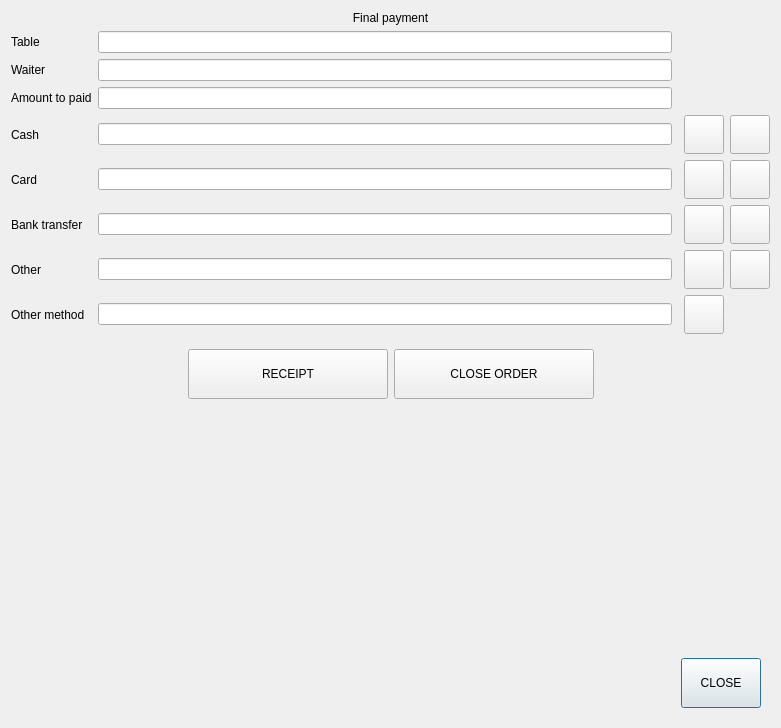
First picture: the form in Waiter/dlgpayment.ui, repository End1-1/Cafe5, before the edit.
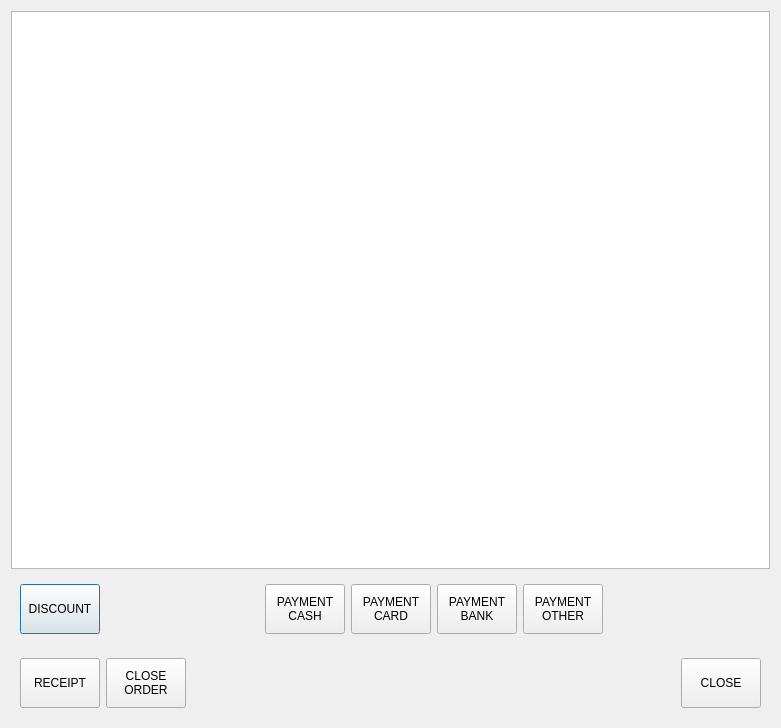
Second picture: the form after the edit. Icons and pictures are not drawn. Custom widgets are drawn as their Qt base class.

```diff
--- a/Waiter/dlgpayment.ui
+++ b/Waiter/dlgpayment.ui
@@ -13,267 +13,209 @@
   <property name="windowTitle">
    <string>Dialog</string>
   </property>
-  <layout class="QGridLayout" name="gridLayout">
+  <layout class="QVBoxLayout" name="verticalLayout">
    <property name="spacing">
     <number>6</number>
    </property>
-   <item row="6" column="4">
-    <widget class="QToolButton" name="btnSetBank">
-     <property name="text">
-      <string/>
+   <item>
+    <widget class="C5TableWidget" name="tblInfo">
+     <property name="editTriggers">
+      <set>QAbstractItemView::NoEditTriggers</set>
      </property>
      <property name="icon">
       <iconset resource="../resources/resources.qrc">
        <normaloff>:/calculator.png</normaloff>:/calculator.png</iconset>
      </property>
-     <property name="iconSize">
-      <size>
-       <width>32</width>
-       <height>32</height>
-      </size>
-     </property>
+     <attribute name="horizontalHeaderVisible">
+      <bool>false</bool>
+     </attribute>
+     <attribute name="verticalHeaderVisible">
+      <bool>false</bool>
+     </attribute>
     </widget>
    </item>
-   <item row="0" column="0" colspan="6">
-    <widget class="QLabel" name="label_9">
-     <property name="text">
-      <string>Final payment</string>
-     </property>
-     <property name="alignment">
-      <set>Qt::AlignCenter</set>
-     </property>
+   <item>
+    <widget class="QWidget" name="widget" native="true">
+     <layout class="QHBoxLayout" name="horizontalLayout">
+      <item>
+       <widget class="QPushButton" name="btnDiscount">
+        <property name="minimumSize">
+         <size>
+          <width>0</width>
+          <height>50</height>
+         </size>
+        </property>
+        <property name="maximumSize">
+         <size>
+          <width>16777215</width>
+          <height>16777215</height>
+         </size>
+        </property>
+        <property name="text">
+         <string>DISCOUNT</string>
+        </property>
+        <property name="icon">
+         <iconset resource="../resources/resources.qrc">
+          <normaloff>:/discount.png</normaloff>:/discount.png</iconset>
+        </property>
+        <property name="iconSize">
+         <size>
+          <width>48</width>
+          <height>48</height>
+         </size>
+        </property>
+       </widget>
+      </item>
+      <item>
+       <spacer name="horizontalSpacer">
+        <property name="orientation">
+         <enum>Qt::Horizontal</enum>
+        </property>
+        <property name="sizeHint" stdset="0">
+         <size>
+          <width>161</width>
+          <height>20</height>
+         </size>
+        </property>
+       </spacer>
+      </item>
+      <item>
+       <widget class="QPushButton" name="btnPaymentCash">
+        <property name="minimumSize">
+         <size>
+          <width>0</width>
+          <height>50</height>
+         </size>
+        </property>
+        <property name="maximumSize">
+         <size>
+          <width>16777215</width>
+          <height>16777215</height>
+         </size>
+        </property>
+        <property name="text">
+         <string>PAYMENT
+CASH</string>
+        </property>
+        <property name="icon">
+         <iconset resource="../resources/resources.qrc">
+          <normaloff>:/wallet-with-money.png</normaloff>:/wallet-with-money.png</iconset>
+        </property>
+        <property name="iconSize">
+         <size>
+          <width>48</width>
+          <height>48</height>
+         </size>
+        </property>
+       </widget>
+      </item>
+      <item>
+       <widget class="QPushButton" name="btnPaymentCard">
+        <property name="minimumSize">
+         <size>
+          <width>0</width>
+          <height>50</height>
+         </size>
+        </property>
+        <property name="maximumSize">
+         <size>
+          <width>16777215</width>
+          <height>16777215</height>
+         </size>
+        </property>
+        <property name="text">
+         <string>PAYMENT
+CARD</string>
+        </property>
+        <property name="icon">
+         <iconset resource="../resources/resources.qrc">
+          <normaloff>:/credit-card.png</normaloff>:/credit-card.png</iconset>
+        </property>
+        <property name="iconSize">
+         <size>
+          <width>48</width>
+          <height>48</height>
+         </size>
+        </property>
+       </widget>
+      </item>
+      <item>
+       <widget class="QPushButton" name="btnPaymentBank">
+        <property name="minimumSize">
+         <size>
+          <width>0</width>
+          <height>50</height>
+         </size>
+        </property>
+        <property name="maximumSize">
+         <size>
+          <width>16777215</width>
+          <height>16777215</height>
+         </size>
+        </property>
+        <property name="text">
+         <string>PAYMENT
+BANK</string>
+        </property>
+        <property name="icon">
+         <iconset resource="../resources/resources.qrc">
+          <normaloff>:/bank.png</normaloff>:/bank.png</iconset>
+        </property>
+        <property name="iconSize">
+         <size>
+          <width>48</width>
+          <height>48</height>
+         </size>
+        </property>
+       </widget>
+      </item>
+      <item>
+       <widget class="QPushButton" name="btnPaymentOther">
+        <property name="minimumSize">
+         <size>
+          <width>0</width>
+          <height>50</height>
+         </size>
+        </property>
+        <property name="maximumSize">
+         <size>
+          <width>16777215</width>
+          <height>16777215</height>
+         </size>
+        </property>
+        <property name="text">
+         <string>PAYMENT
+OTHER</string>
+        </property>
+        <property name="icon">
+         <iconset resource="../resources/resources.qrc">
+          <normaloff>:/edit.png</normaloff>:/edit.png</iconset>
+        </property>
+        <property name="iconSize">
+         <size>
+          <width>48</width>
+          <height>48</height>
+         </size>
+        </property>
+       </widget>
+      </item>
+      <item>
+       <spacer name="horizontalSpacer_2">
+        <property name="orientation">
+         <enum>Qt::Horizontal</enum>
+        </property>
+        <property name="sizeHint" stdset="0">
+         <size>
+          <width>160</width>
+          <height>20</height>
+         </size>
+        </property>
+       </spacer>
+      </item>
+     </layout>
     </widget>
    </item>
-   <item row="4" column="5">
-    <widget class="QToolButton" name="btnClearCash">
-     <property name="text">
-      <string/>
-     </property>
-     <property name="icon">
-      <iconset resource="../resources/resources.qrc">
-       <normaloff>:/cancel.png</normaloff>:/cancel.png</iconset>
-     </property>
-     <property name="iconSize">
-      <size>
-       <width>32</width>
-       <height>32</height>
-      </size>
-     </property>
-    </widget>
-   </item>
-   <item row="10" column="0">
-    <spacer name="verticalSpacer">
-     <property name="orientation">
-      <enum>Qt::Vertical</enum>
-     </property>
-     <property name="sizeHint" stdset="0">
-      <size>
-       <width>20</width>
-       <height>40</height>
-      </size>
-     </property>
-    </spacer>
-   </item>
-   <item row="4" column="0">
-    <widget class="QLabel" name="label_4">
-     <property name="text">
-      <string>Cash</string>
-     </property>
-    </widget>
-   </item>
-   <item row="1" column="0">
-    <widget class="QLabel" name="label">
-     <property name="text">
-      <string>Table</string>
-     </property>
-    </widget>
-   </item>
-   <item row="4" column="4">
-    <widget class="QToolButton" name="btnSetCash">
-     <property name="text">
-      <string/>
-     </property>
-     <property name="icon">
-      <iconset resource="../resources/resources.qrc">
-       <normaloff>:/calculator.png</normaloff>:/calculator.png</iconset>
-     </property>
-     <property name="iconSize">
-      <size>
-       <width>32</width>
-       <height>32</height>
-      </size>
-     </property>
-    </widget>
-   </item>
-   <item row="7" column="2">
-    <widget class="C5LineEdit" name="leOther"/>
-   </item>
-   <item row="2" column="0">
-    <widget class="QLabel" name="label_2">
-     <property name="text">
-      <string>Waiter</string>
-     </property>
-    </widget>
-   </item>
-   <item row="5" column="4">
-    <widget class="QToolButton" name="btnSetCard">
-     <property name="text">
-      <string/>
-     </property>
-     <property name="icon">
-      <iconset resource="../resources/resources.qrc">
-       <normaloff>:/calculator.png</normaloff>:/calculator.png</iconset>
-     </property>
-     <property name="iconSize">
-      <size>
-       <width>32</width>
-       <height>32</height>
-      </size>
-     </property>
-    </widget>
-   </item>
-   <item row="6" column="5">
-    <widget class="QToolButton" name="btnClearBank">
-     <property name="text">
-      <string/>
-     </property>
-     <property name="icon">
-      <iconset resource="../resources/resources.qrc">
-       <normaloff>:/cancel.png</normaloff>:/cancel.png</iconset>
-     </property>
-     <property name="iconSize">
-      <size>
-       <width>32</width>
-       <height>32</height>
-      </size>
-     </property>
-    </widget>
-   </item>
-   <item row="3" column="0" colspan="2">
-    <widget class="QLabel" name="label_3">
-     <property name="text">
-      <string>Amount to paid</string>
-     </property>
-    </widget>
-   </item>
-   <item row="5" column="5">
-    <widget class="QToolButton" name="btnClearCard">
-     <property name="text">
-      <string/>
-     </property>
-     <property name="icon">
-      <iconset resource="../resources/resources.qrc">
-       <normaloff>:/cancel.png</normaloff>:/cancel.png</iconset>
-     </property>
-     <property name="iconSize">
-      <size>
-       <width>32</width>
-       <height>32</height>
-      </size>
-     </property>
-    </widget>
-   </item>
-   <item row="6" column="0">
-    <widget class="QLabel" name="label_6">
-     <property name="text">
-      <string>Bank transfer</string>
-     </property>
-    </widget>
-   </item>
-   <item row="5" column="2">
-    <widget class="C5LineEdit" name="leCard"/>
-   </item>
-   <item row="6" column="2">
-    <widget class="C5LineEdit" name="leBank"/>
-   </item>
-   <item row="7" column="4">
-    <widget class="QToolButton" name="btnSetOther">
-     <property name="text">
-      <string/>
-     </property>
-     <property name="icon">
-      <iconset resource="../resources/resources.qrc">
-       <normaloff>:/calculator.png</normaloff>:/calculator.png</iconset>
-     </property>
-     <property name="iconSize">
-      <size>
-       <width>32</width>
-       <height>32</height>
-      </size>
-     </property>
-    </widget>
-   </item>
-   <item row="3" column="2">
-    <widget class="C5LineEdit" name="leAmountTotal"/>
-   </item>
-   <item row="8" column="0">
-    <widget class="QLabel" name="label_8">
-     <property name="text">
-      <string>Other method</string>
-     </property>
-    </widget>
-   </item>
-   <item row="2" column="2">
-    <widget class="C5LineEdit" name="leWaiter"/>
-   </item>
-   <item row="7" column="5">
-    <widget class="QToolButton" name="btnClearOther">
-     <property name="text">
-      <string/>
-     </property>
-     <property name="icon">
-      <iconset resource="../resources/resources.qrc">
-       <normaloff>:/cancel.png</normaloff>:/cancel.png</iconset>
-     </property>
-     <property name="iconSize">
-      <size>
-       <width>32</width>
-       <height>32</height>
-      </size>
-     </property>
-    </widget>
-   </item>
-   <item row="1" column="2">
-    <widget class="C5LineEdit" name="leTable"/>
-   </item>
-   <item row="8" column="2">
-    <widget class="C5LineEdit" name="leOtherMethod"/>
-   </item>
-   <item row="8" column="4">
-    <widget class="QToolButton" name="btnSetOtherMethod">
-     <property name="text">
-      <string/>
-     </property>
-     <property name="icon">
-      <iconset resource="../resources/resources.qrc">
-       <normaloff>:/configure.png</normaloff>:/configure.png</iconset>
-     </property>
-     <property name="iconSize">
-      <size>
-       <width>32</width>
-       <height>32</height>
-      </size>
-     </property>
-    </widget>
-   </item>
-   <item row="4" column="2">
-    <widget class="C5LineEdit" name="leCash"/>
-   </item>
-   <item row="7" column="0">
-    <widget class="QLabel" name="label_7">
-     <property name="text">
-      <string>Other</string>
-     </property>
-    </widget>
-   </item>
-   <item row="5" column="0">
-    <widget class="QLabel" name="label_5">
-     <property name="text">
-      <string>Card</string>
-     </property>
-    </widget>
-   </item>
-   <item row="11" column="0" colspan="6">
+   <item>
     <widget class="QWidget" name="widget_2" native="true">
      <property name="minimumSize">
       <size>
@@ -282,6 +224,65 @@
       </size>
      </property>
      <layout class="QHBoxLayout" name="horizontalLayout_2">
+      <item>
+       <widget class="QPushButton" name="btnReceipt">
+        <property name="minimumSize">
+         <size>
+          <width>0</width>
+          <height>50</height>
+         </size>
+        </property>
+        <property name="maximumSize">
+         <size>
+          <width>16777215</width>
+          <height>16777215</height>
+         </size>
+        </property>
+        <property name="text">
+         <string>RECEIPT</string>
+        </property>
+        <property name="icon">
+         <iconset resource="../resources/resources.qrc">
+          <normaloff>:/print_receipt.png</normaloff>:/print_receipt.png</iconset>
+        </property>
+        <property name="iconSize">
+         <size>
+          <width>48</width>
+          <height>48</height>
+         </size>
+        </property>
+       </widget>
+      </item>
+      <item>
+       <widget class="QPushButton" name="btnCloseOrder">
+        <property name="minimumSize">
+         <size>
+          <width>0</width>
+          <height>50</height>
+         </size>
+        </property>
+        <property name="maximumSize">
+         <size>
+          <width>16777215</width>
+          <height>16777215</height>
+         </size>
+        </property>
+        <property name="text">
+         <string>CLOSE
+ORDER</string>
+        </property>
+        <property name="icon">
+         <iconset resource="../resources/resources.qrc">
+          <normaloff>:/ok.png</normaloff>:/ok.png</iconset>
+        </property>
+        <property name="iconSize">
+         <size>
+          <width>48</width>
+          <height>48</height>
+         </size>
+        </property>
+       </widget>
+      </item>
       <item>
        <spacer name="horizontalSpacer_3">
         <property name="orientation">
@@ -313,54 +314,6 @@
          <string>CLOSE</string>
         </property>
         <property name="icon">
-         <iconset>
-          <normaloff>:/res/cancel.png</normaloff>:/res/cancel.png</iconset>
-        </property>
-        <property name="iconSize">
-         <size>
-          <width>48</width>
-          <height>48</height>
-         </size>
-        </property>
-       </widget>
-      </item>
-     </layout>
-    </widget>
-   </item>
-   <item row="9" column="0" colspan="6">
-    <widget class="QWidget" name="widget" native="true">
-     <layout class="QHBoxLayout" name="horizontalLayout">
-      <item>
-       <spacer name="horizontalSpacer">
-        <property name="orientation">
-         <enum>Qt::Horizontal</enum>
-        </property>
-        <property name="sizeHint" stdset="0">
-         <size>
-          <width>161</width>
-          <height>20</height>
-         </size>
-        </property>
-       </spacer>
-      </item>
-      <item>
-       <widget class="QPushButton" name="btnReceipt">
-        <property name="minimumSize">
-         <size>
-          <width>200</width>
-          <height>50</height>
-         </size>
-        </property>
-        <property name="maximumSize">
-         <size>
-          <width>16777215</width>
-          <height>16777215</height>
-         </size>
-        </property>
-        <property name="text">
-         <string>RECEIPT</string>
-        </property>
-        <property name="icon">
          <iconset resource="../resources/resources.qrc">
           <normaloff>:/print_receipt.png</normaloff>:/print_receipt.png</iconset>
         </property>
@@ -372,48 +325,6 @@
         </property>
        </widget>
       </item>
-      <item>
-       <widget class="QPushButton" name="btnCash">
-        <property name="minimumSize">
-         <size>
-          <width>200</width>
-          <height>50</height>
-         </size>
-        </property>
-        <property name="maximumSize">
-         <size>
-          <width>16777215</width>
-          <height>16777215</height>
-         </size>
-        </property>
-        <property name="text">
-         <string>CLOSE ORDER</string>
-        </property>
-        <property name="icon">
-         <iconset resource="../resources/resources.qrc">
-          <normaloff>:/wallet-with-money.png</normaloff>:/wallet-with-money.png</iconset>
-        </property>
-        <property name="iconSize">
-         <size>
-          <width>48</width>
-          <height>48</height>
-         </size>
-        </property>
-       </widget>
-      </item>
-      <item>
-       <spacer name="horizontalSpacer_2">
-        <property name="orientation">
-         <enum>Qt::Horizontal</enum>
-        </property>
-        <property name="sizeHint" stdset="0">
-         <size>
-          <width>160</width>
-          <height>20</height>
-         </size>
-        </property>
-       </spacer>
-      </item>
      </layout>
     </widget>
    </item>
@@ -421,9 +332,9 @@
  </widget>
  <customwidgets>
   <customwidget>
-   <class>C5LineEdit</class>
-   <extends>QLineEdit</extends>
-   <header location="global">c5lineedit.h</header>
+   <class>C5TableWidget</class>
+   <extends>QTableWidget</extends>
+   <header location="global">c5tablewidget.h</header>
   </customwidget>
  </customwidgets>
  <resources>
```
Left out of the diff: 7 changed lines with no effect on the pictures.
